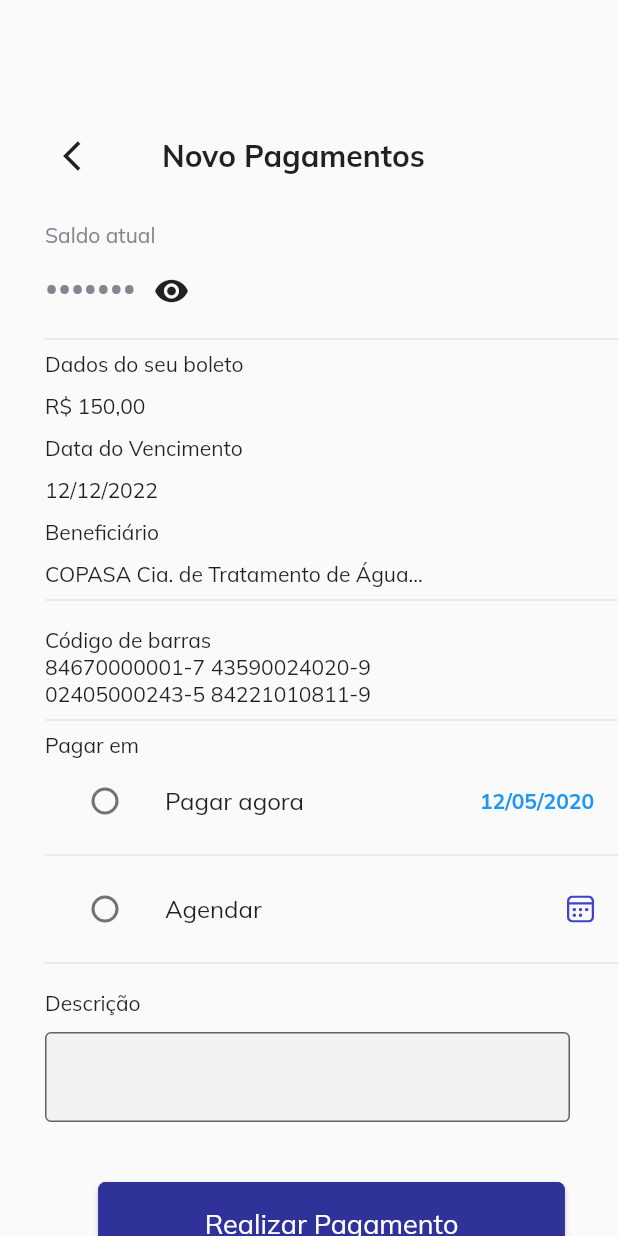
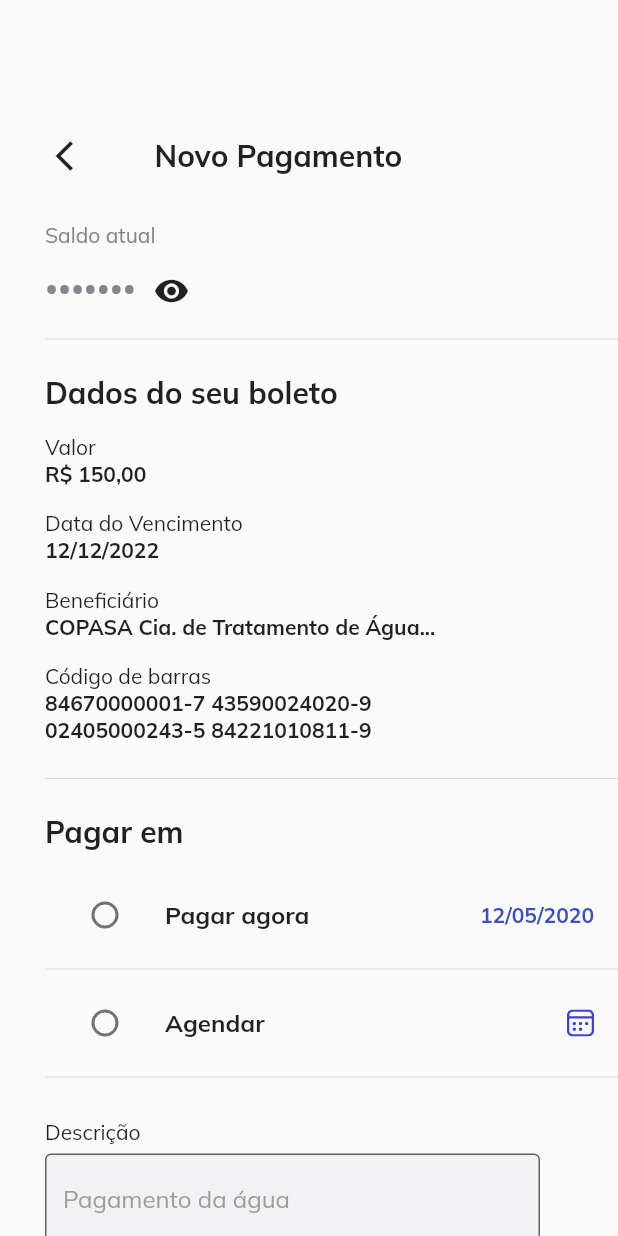
Before and after one commit to HugoPinheiroRaimundo/toodoo_bank, a Flutter app: the screen it shows after launch, after a tap on "Continuar", on a phone screen of 412 x 824 dp. Run offline on Flutter 3.47's test engine with Material 2 defaults, Android fonts, the phone set to English and light mode, and no system bars; our stand-ins replace flutter_svg, google_fonts.

Commit message:
fix UI pages

```diff
--- a/lib/pages/ticket_Confirm_page.dart
+++ b/lib/pages/ticket_Confirm_page.dart
@@ -26,7 +26,7 @@ class _TicketConfirmState extends State<TicketConfirm> {
         child: Column(
           children: [
             Padding(
-                padding: const EdgeInsets.only(top: 80, left: 30),
+                padding: const EdgeInsets.only(top: 80, left: 25),
                 child: Row(
                   children: [
                     IconButton(
@@ -41,7 +41,7 @@ class _TicketConfirmState extends State<TicketConfirm> {
                     const Padding(
                       padding: EdgeInsets.only(right: 10),
                       child: Text(
-                        "Novo Pagamentos",
+                        "Novo Pagamento",
                         style: TextStyle(
                             fontSize: 20,
                             fontWeight: FontWeight.bold,
@@ -92,44 +92,72 @@ class _TicketConfirmState extends State<TicketConfirm> {
                               : const Icon(Icons.visibility_off))
                     ],
                   ),
-                  Divider(),
+                  const Divider(),
+                  const SizedBox(
+                    height: 15,
+                  ),
                   Column(
                     crossAxisAlignment: CrossAxisAlignment.start,
                     children: const [
-                      Text("Dados do seu boleto"),
+                      Text(
+                        "Dados do seu boleto",
+                        style: TextStyle(
+                            fontWeight: FontWeight.bold, fontSize: 20),
+                      ),
                       SizedBox(
-                        height: 10,
+                        height: 15,
                       ),
-                      Text("R\$ 150,00"),
+                      Text("Valor"),
+                      Text(
+                        "R\$ 150,00",
+                        style: TextStyle(fontWeight: FontWeight.bold),
+                      ),
                       SizedBox(
-                        height: 10,
+                        height: 15,
                       ),
                       Text("Data do Vencimento"),
+                      Text(
+                        "12/12/2022",
+                        style: TextStyle(fontWeight: FontWeight.bold),
+                      ),
                       SizedBox(
-                        height: 10,
-                      ),
-                      Text("12/12/2022"),
-                      SizedBox(
-                        height: 10,
+                        height: 15,
                       ),
                       Text("Beneficiário"),
+                      Text(
+                        "COPASA Cia. de Tratamento de Água... ",
+                        style: TextStyle(fontWeight: FontWeight.bold),
+                      ),
                       SizedBox(
-                        height: 10,
-                      ),
-                      Text("COPASA Cia. de Tratamento de Água... "),
-                      const Divider(),
-                      SizedBox(
-                        height: 10,
+                        height: 15,
                       ),
                       Text("Código de barras"),
                       Text(
-                          "84670000001-7 43590024020-9 \n02405000243-5 84221010811-9"),
+                        "84670000001-7 43590024020-9 \n02405000243-5 84221010811-9",
+                        style: TextStyle(fontWeight: FontWeight.bold),
+                      ),
+                      SizedBox(
+                        height: 15,
+                      ),
                       Divider(),
-                      Text("Pagar em ")
+                      SizedBox(
+                        height: 15,
+                      ),
+                      Text(
+                        "Pagar em ",
+                        style: TextStyle(
+                            fontWeight: FontWeight.bold, fontSize: 20),
+                      ),
+                      SizedBox(
+                        height: 15,
+                      ),
                     ],
                   ),
                   ListTile(
-                    title: const Text("Pagar agora"),
+                    title: const Text(
+                      "Pagar agora",
+                      style: TextStyle(fontWeight: FontWeight.bold),
+                    ),
                     leading: Radio(
                         activeColor: Colors.blue,
                         value: 1,
@@ -139,15 +167,18 @@ class _TicketConfirmState extends State<TicketConfirm> {
                             _selectTile = value as int;
                           });
                         }),
-                    trailing: Text(
+                    trailing: const Text(
                       "12/05/2020",
                       style: TextStyle(
-                          color: Colors.blue, fontWeight: FontWeight.bold),
+                          color: Colors.indigo, fontWeight: FontWeight.bold),
                     ),
                   ),
                   const Divider(),
                   ListTile(
-                    title: const Text("Agendar"),
+                    title: const Text(
+                      "Agendar",
+                      style: TextStyle(fontWeight: FontWeight.bold),
+                    ),
                     leading: Radio(
                         activeColor: Colors.blue,
                         value: 1,
@@ -160,26 +191,29 @@ class _TicketConfirmState extends State<TicketConfirm> {
                     trailing: SvgPicture.asset("assets/icons/calenderIcon.svg"),
                   ),
                   const Divider(),
-                  SizedBox(
-                    height: 10,
+                  const SizedBox(
+                    height: 20,
                   ),
-                  Text("Descrição"),
-                  SizedBox(
-                    height: 10,
+                  const Text("Descrição"),
+                  const SizedBox(
+                    height: 5,
                   ),
                   SizedBox(
-                    width: 350,
+                    width: 330,
                     height: 100,
                     child: TextField(
                         decoration: InputDecoration(
+                            hintText: "Pagamento da água",
                             filled: true,
                             fillColor: DefaultConfig.defaultTextFieldColor,
                             hintStyle: const TextStyle(color: Colors.grey),
                             border: const OutlineInputBorder())),
                   ),
-                  Center(
-                      child: CustomElevatedButton(
-                          page: "", label: "Realizar Pagamento")),
+                  const SizedBox(
+                    width: 330,
+                    child: CustomElevatedButton(
+                        page: "", label: "Realizar Pagamento"),
+                  ),
                 ],
               ),
             ),
--- a/lib/pages/ticket_page.dart
+++ b/lib/pages/ticket_page.dart
@@ -1,7 +1,6 @@
 import 'package:flutter/material.dart';
 import '../components/custom_button.dart';
 import '../components/custom_textfield.dart';
-import '../core/default.dart';
 
 class TicketPage extends StatefulWidget {
   const TicketPage({super.key});
@@ -64,11 +63,11 @@ class _TicketPage extends State<TicketPage> {
             onPressed: () {
               Navigator.of(context).pushNamed("/");
             },
-            style: const ButtonStyle(
-                overlayColor: MaterialStatePropertyAll(Colors.transparent),
-                textStyle: MaterialStatePropertyAll(TextStyle(
-                    color: Colors.cyanAccent, fontWeight: FontWeight.bold))),
-            child: const Text("Usar leitor de código"),
+            style: TextButton.styleFrom(primary: Colors.indigo),
+            child: const Text(
+              "Usar leitor de código",
+              style: TextStyle(fontWeight: FontWeight.bold),
+            ),
           ),
           const SizedBox(
             height: 10,
```
